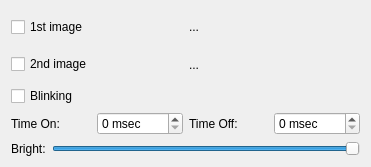
Before: the Qt Designer form src/ui/displayoptions.ui in etengabeko/etwas, drawn with Qt 5.
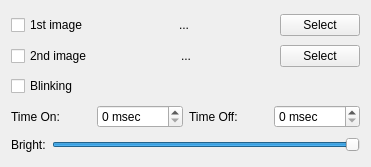
After: the same form once the commit is applied.

Commit message: Add: ImageStorage (draft) + Refactor.

Diff of the .ui file:
```diff
--- a/src/ui/displayoptions.ui
+++ b/src/ui/displayoptions.ui
@@ -25,8 +25,24 @@
      </item>
      <item>
       <widget class="QLabel" name="imageFirstLabel">
+       <property name="sizePolicy">
+        <sizepolicy hsizetype="Expanding" vsizetype="Preferred">
+         <horstretch>0</horstretch>
+         <verstretch>0</verstretch>
+        </sizepolicy>
+       </property>
        <property name="text">
         <string>...</string>
+       </property>
+       <property name="alignment">
+        <set>Qt::AlignCenter</set>
+       </property>
+      </widget>
+     </item>
+     <item>
+      <widget class="QPushButton" name="imageFirstButton">
+       <property name="text">
+        <string>Select</string>
        </property>
       </widget>
      </item>
@@ -43,8 +59,24 @@
      </item>
      <item>
       <widget class="QLabel" name="imageSecondLabel">
+       <property name="sizePolicy">
+        <sizepolicy hsizetype="Expanding" vsizetype="Preferred">
+         <horstretch>0</horstretch>
+         <verstretch>0</verstretch>
+        </sizepolicy>
+       </property>
        <property name="text">
         <string>...</string>
+       </property>
+       <property name="alignment">
+        <set>Qt::AlignCenter</set>
+       </property>
+      </widget>
+     </item>
+     <item>
+      <widget class="QPushButton" name="imageSecondButton">
+       <property name="text">
+        <string>Select</string>
        </property>
       </widget>
      </item>
```
The commit also changes 21 other files.
